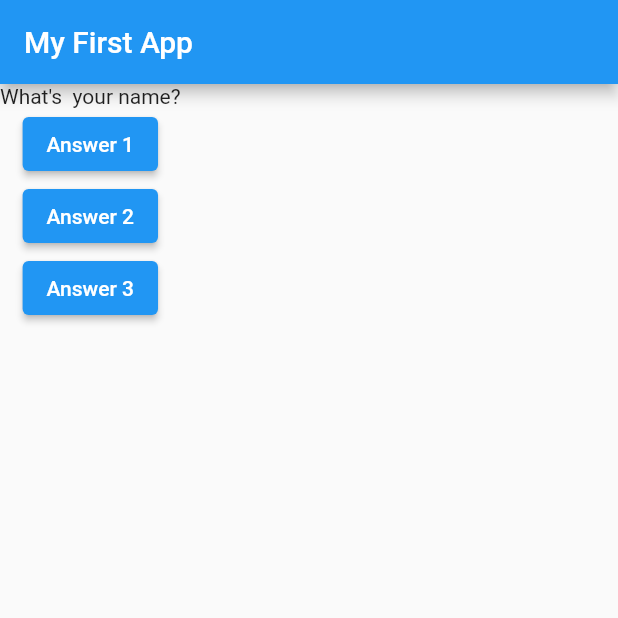
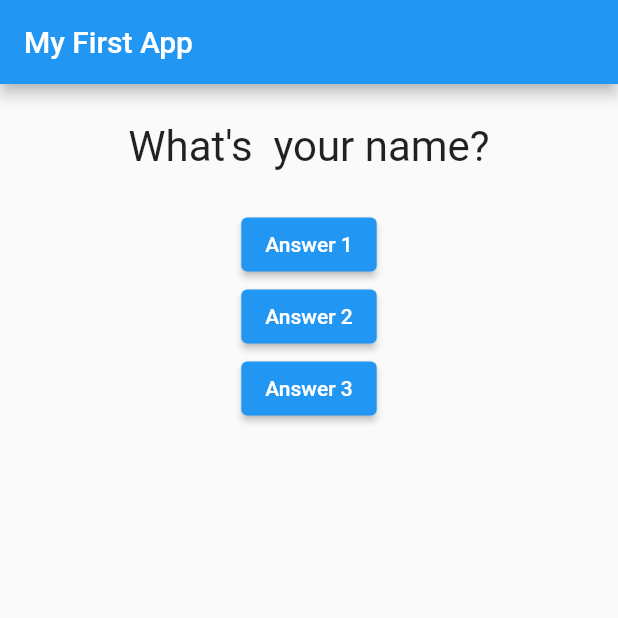
Before and after one commit to mohiandipta/flutter-NA, a Flutter app: the screen it shows after launch, on a phone screen of 412 x 824 dp, the top half of it. Run offline on Flutter 3.47's test engine with Material 2 defaults, Android fonts, the phone set to English and light mode, and no system bars.

Commit message:
text styling and layouting

```diff
--- a/lib/question.dart
+++ b/lib/question.dart
@@ -1,12 +1,21 @@
 import 'package:flutter/cupertino.dart';
+import 'package:flutter/material.dart';
 
 class Question extends StatelessWidget {
-  String questionText;
+  final String questionText;
 
   Question(this.questionText);
 
   @override
   Widget build(BuildContext context) {
-    return Text(questionText);
+    return Container(
+      width: double.infinity,
+      margin: EdgeInsets.all(25),
+      child: Text(
+        questionText,
+        style: TextStyle(fontSize: 28),
+        textAlign: TextAlign.center,
+      ),
+    );
   }
 }
```
